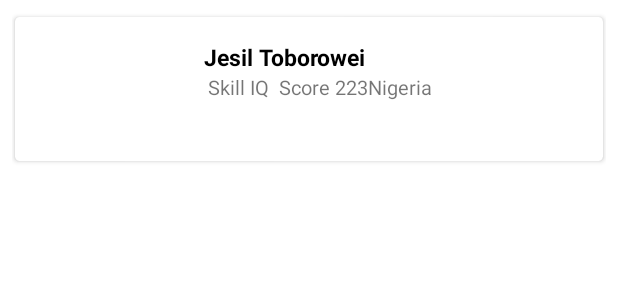
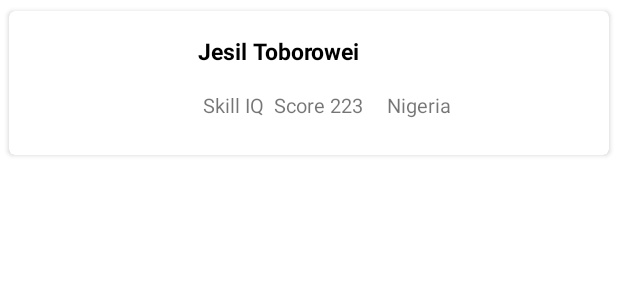
Before and after one commit to Dablaze-ufc/AAD-2020-practice-project, an Android app: the layout item_skill_iq.xml on its own in the app's theme, with its tools: preview values and no code run, on a phone screen of 412 x 824 dp. Shown: the top 300 px of the screen. Run offline under Robolectric (Android 15) with nearby library versions, the phone set to English and light mode, and no system bars; network calls fail.

```diff
--- a/app/src/main/res/layout/item_skill_iq.xml
+++ b/app/src/main/res/layout/item_skill_iq.xml
@@ -1,23 +1,18 @@
 <?xml version="1.0" encoding="utf-8"?>
-<androidx.constraintlayout.widget.ConstraintLayout xmlns:android="http://schemas.android.com/apk/res/android"
-    android:layout_width="match_parent"
-    android:layout_height="wrap_content"
-    android:padding="8dp"
-    xmlns:app="http://schemas.android.com/apk/res-auto"
-    xmlns:tools="http://schemas.android.com/tools">
-
     <com.google.android.material.card.MaterialCardView
+        xmlns:android="http://schemas.android.com/apk/res/android"
+        xmlns:app="http://schemas.android.com/apk/res-auto"
+        xmlns:tools="http://schemas.android.com/tools"
         android:layout_width="match_parent"
         android:layout_height="wrap_content"
         android:backgroundTint="@color/colorWhite"
-        app:cardCornerRadius="3dp"
+        app:cardCornerRadius="4dp"
+        android:layout_marginStart="4dp"
+        android:layout_marginEnd="4dp"
+        android:layout_marginTop="4dp"
         app:cardElevation="2dp"
         app:cardPreventCornerOverlap="false"
-        app:cardUseCompatPadding="true"
-        app:layout_constraintBottom_toBottomOf="parent"
-        app:layout_constraintEnd_toEndOf="parent"
-        app:layout_constraintStart_toStartOf="parent"
-        app:layout_constraintTop_toTopOf="parent">
+        app:cardUseCompatPadding="true">
 
         <androidx.constraintlayout.widget.ConstraintLayout
             android:layout_width="match_parent"
@@ -37,13 +32,14 @@
 
             <TextView
                 android:id="@+id/nameTopSkill"
-                android:layout_width="wrap_content"
+                android:layout_width="0dp"
                 android:layout_height="wrap_content"
                 android:layout_marginStart="8dp"
                 android:layout_marginTop="16dp"
                 android:textColor="@color/colorBlack"
                 android:textSize="15sp"
                 android:textStyle="bold"
+                app:layout_constraintEnd_toEndOf="parent"
                 app:layout_constraintStart_toEndOf="@+id/imageViewSkillIq"
                 app:layout_constraintTop_toTopOf="parent"
                 tools:text="Jesil Toborowei" />
@@ -52,8 +48,8 @@
                 android:id="@+id/textScore"
                 android:layout_width="wrap_content"
                 android:layout_height="wrap_content"
+                android:layout_marginTop="16dp"
                 android:textSize="13sp"
-                app:layout_constraintEnd_toEndOf="@+id/nameTopSkill"
                 app:layout_constraintStart_toStartOf="@+id/nameTopSkill"
                 app:layout_constraintTop_toBottomOf="@+id/nameTopSkill"
                 tools:text=" Skill IQ  Score 223" />
@@ -62,10 +58,12 @@
                 android:id="@+id/textCountry"
                 android:layout_width="0dp"
                 android:layout_height="wrap_content"
+                android:layout_marginStart="16dp"
                 android:textSize="13sp"
+                app:layout_constraintBottom_toBottomOf="@+id/textScore"
                 app:layout_constraintEnd_toEndOf="parent"
                 app:layout_constraintStart_toEndOf="@+id/textScore"
-                app:layout_constraintTop_toBottomOf="@+id/nameTopSkill"
+                app:layout_constraintTop_toTopOf="@+id/textScore"
                 tools:text="Nigeria" />
 
 
@@ -73,5 +71,3 @@
 
 
     </com.google.android.material.card.MaterialCardView>
-
-</androidx.constraintlayout.widget.ConstraintLayout>
--- a/app/src/main/res/values/styles.xml
+++ b/app/src/main/res/values/styles.xml
@@ -1,6 +1,6 @@
 <resources>
     <!-- Base application theme. -->
-    <style name="AppTheme" parent="Theme.MaterialComponents.DayNight.DarkActionBar">
+    <style name="AppTheme" parent="Theme.MaterialComponents.DayNight.NoActionBar">
         <!-- Customize your theme here. -->
         <item name="colorPrimary">@color/colorPrimary</item>
         <item name="colorPrimaryDark">@color/colorPrimaryDark</item>
```
Also changed, not shown: app/src/main/java/com/blazingtech/aad2020/adapter/TopLearnersAdapter.kt (+4 -3 lines), app/src/main/java/com/blazingtech/aad2020/adapter/TopSkillIQAdapter.kt (+8 -7 lines), app/src/main/java/com/blazingtech/aad2020/ui/skilliq/SkillIQViewModel.kt (+7 -2 lines), app/src/main/java/com/blazingtech/aad2020/ui/skilliq/SkillIqFragment.kt (+8 -0 lines), app/src/main/res/layout/item_learning_leaders.xml (+9 -11 lines).
